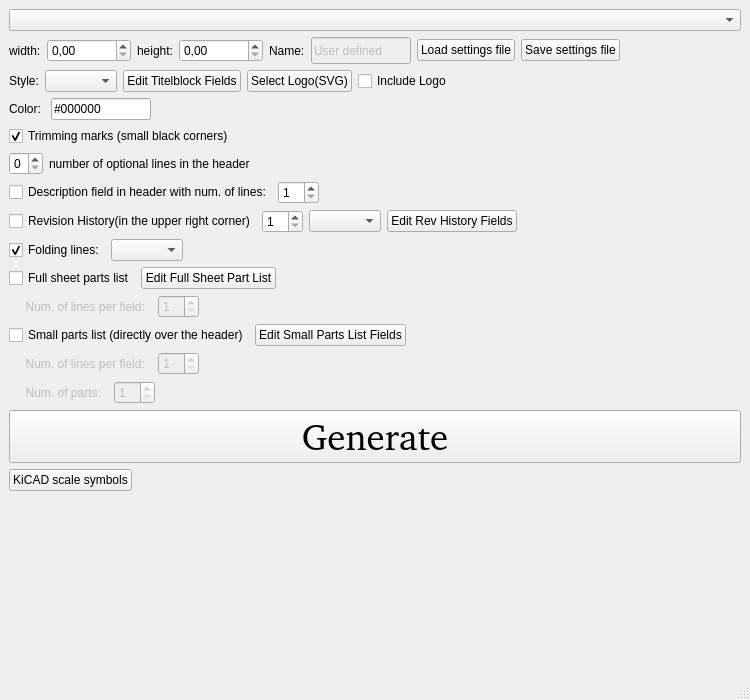
Above: Src/mainwindow.ui from tobiasfalk/KiCAD-FreeCAD-TechDraw-Template-Generator before the change. Below: the same form after it.
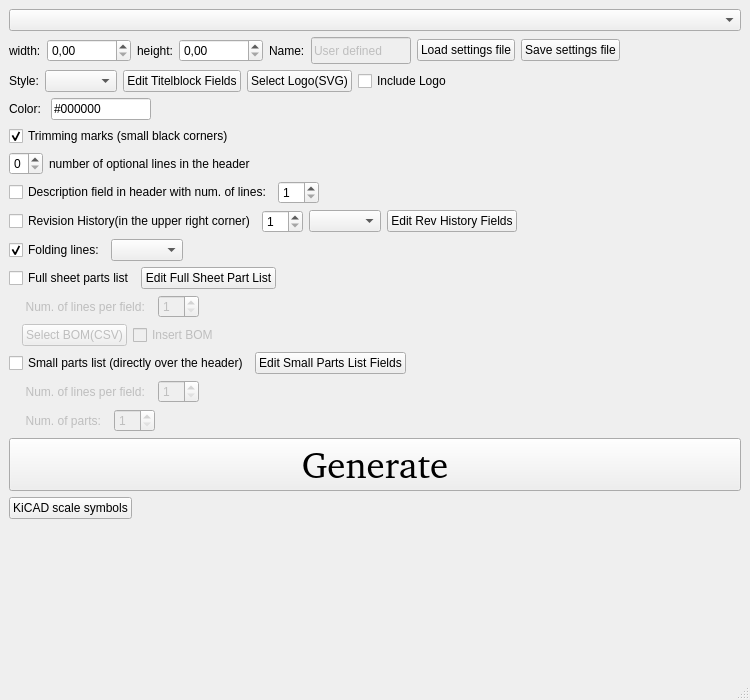
That is the form after the change.

What changed in the file:
```diff
--- a/Src/mainwindow.ui
+++ b/Src/mainwindow.ui
@@ -451,6 +451,50 @@
       </item>
      </layout>
     </item>
+    <item>
+     <layout class="QHBoxLayout" name="horizontalLayout_10">
+      <item>
+       <widget class="QLabel" name="label_4">
+        <property name="text">
+         <string>  </string>
+        </property>
+       </widget>
+      </item>
+      <item>
+       <widget class="QPushButton" name="selectCSVBOMpushButton">
+        <property name="enabled">
+         <bool>false</bool>
+        </property>
+        <property name="text">
+         <string>Select BOM(CSV)</string>
+        </property>
+       </widget>
+      </item>
+      <item>
+       <widget class="QCheckBox" name="insertBomCheckBox">
+        <property name="enabled">
+         <bool>false</bool>
+        </property>
+        <property name="text">
+         <string>Insert BOM</string>
+        </property>
+       </widget>
+      </item>
+      <item>
+       <spacer name="horizontalSpacer_5">
+        <property name="orientation">
+         <enum>Qt::Horizontal</enum>
+        </property>
+        <property name="sizeHint" stdset="0">
+         <size>
+          <width>40</width>
+          <height>20</height>
+         </size>
+        </property>
+       </spacer>
+      </item>
+     </layout>
+    </item>
     <item>
      <layout class="QHBoxLayout" name="horizontalLayout_5">
       <item>
```
Left out of the diff: 2 changed lines with no effect on the pictures.
